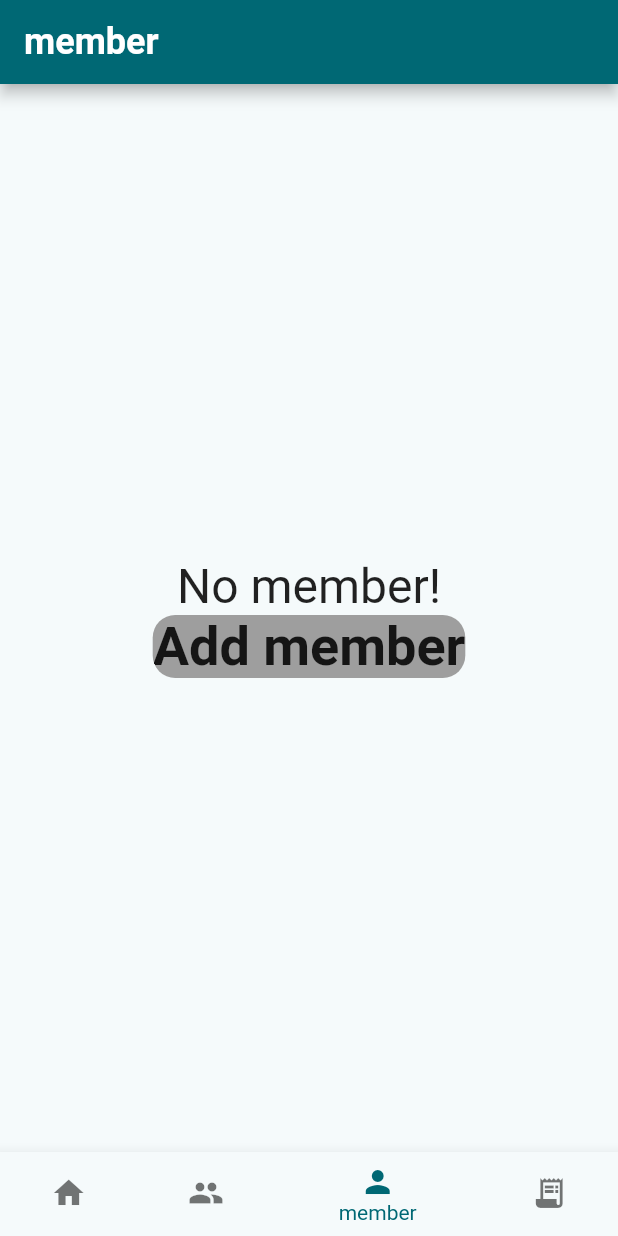
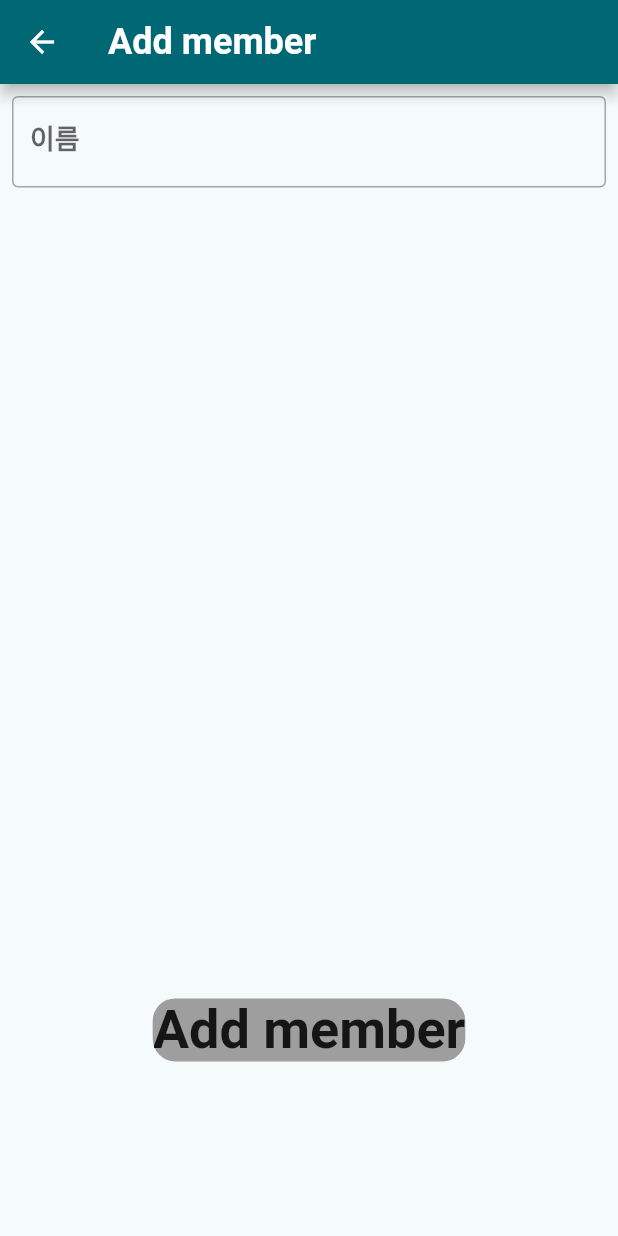
Before and after one commit to hoseCloud/fast_dutch, a Flutter app: the screen it shows after launch, item 3 of the bottom bar chosen, after a tap on "Add member", on a phone screen of 412 x 824 dp. Run offline on Flutter 3.47's test engine with Material 2 defaults, Android fonts, the phone set to English and light mode, and no system bars; our stand-ins replace shared_preferences.

Commit message:
Add add_model_screens

```diff
--- /dev/null
+++ b/lib/new_widget/input_widget.dart
@@ -0,0 +1,35 @@
+import 'package:flutter/material.dart';
+
+class Input extends StatefulWidget {
+  const Input({
+    super.key,
+    required this.title,
+    required this.onSaved,
+    required this.validator,
+    this.initialValue,
+  });
+
+  final String title;
+  final void Function(String?)? onSaved;
+  final String? Function(String?)? validator;
+  final String? initialValue;
+
+  @override
+  State<Input> createState() => _InputState();
+}
+
+class _InputState extends State<Input> {
+  @override
+  Widget build(BuildContext context) {
+    return TextFormField(
+      initialValue: widget.initialValue,
+      obscureText: false,
+      decoration: InputDecoration(
+        border: const OutlineInputBorder(),
+        labelText: widget.title,
+      ),
+      onSaved: widget.onSaved,
+      validator: widget.validator,
+    );
+  }
+}
--- /dev/null
+++ b/lib/screens/new_add_models/add_member_screen.dart
@@ -0,0 +1,39 @@
+import 'package:fast_dutch/new_widget/input_widget.dart';
+import 'package:fast_dutch/screens/new_navigations/input_screen.dart';
+import 'package:flutter/material.dart';
+
+class AddMemberScreen extends StatefulWidget {
+  const AddMemberScreen({super.key});
+
+  @override
+  State<AddMemberScreen> createState() => _AddMemberScreenState();
+}
+
+class _AddMemberScreenState extends State<AddMemberScreen> {
+  String name = '';
+
+  @override
+  Widget build(BuildContext context) {
+    List<Widget> inputs = [
+      Input(
+        title: '이름',
+        onSaved: (str) {
+          setState(() {
+            name = str ?? '';
+          });
+        },
+        validator: (str) {
+          return null;
+        },
+      ),
+    ];
+
+    return InputScreen(
+      msg: 'Add member',
+      inputs: inputs,
+      onTapFunc: () {
+        print('click!');
+      },
+    );
+  }
+}
--- /dev/null
+++ b/lib/screens/new_navigations/input_screen.dart
@@ -0,0 +1,55 @@
+import 'package:fast_dutch/new_widget/button_widget.dart';
+import 'package:flutter/material.dart';
+
+class InputScreen extends StatelessWidget {
+  final String msg;
+  final List<Widget> inputs;
+  final Function() onTapFunc;
+
+  const InputScreen({
+    super.key,
+    required this.msg,
+    required this.inputs,
+    required this.onTapFunc,
+  });
+
+  @override
+  Widget build(BuildContext context) {
+    final formKey = GlobalKey<FormState>();
+
+    return Scaffold(
+      appBar: AppBar(
+        title: Text(msg),
+      ),
+      body: Padding(
+        padding: const EdgeInsets.all(8.0),
+        child: Form(
+          key: formKey,
+          child: Column(
+            children: [
+              Flexible(
+                flex: 4,
+                child: ListView(
+                  children: inputs,
+                ),
+              ),
+              Flexible(
+                flex: 1,
+                child: Button(
+                  buttonMsg: msg,
+                  onTapFunc: () {
+                    if (formKey.currentState!.validate()) {
+                      formKey.currentState!.save();
+                      onTapFunc();
+                      Navigator.pop(context);
+                    }
+                  },
+                ),
+              ),
+            ],
+          ),
+        ),
+      ),
+    );
+  }
+}
--- a/lib/screens/new_navigations/member_screen_widget.dart
+++ b/lib/screens/new_navigations/member_screen_widget.dart
@@ -1,3 +1,4 @@
+import 'package:fast_dutch/screens/new_add_models/add_member_screen.dart';
 import 'package:fast_dutch/screens/new_navigations/navigation_widget.dart';
 import 'package:flutter/material.dart';
 
@@ -6,21 +7,24 @@ class MemberScreenWidget extends StatelessWidget {
 
   @override
   Widget build(BuildContext context) {
+    void onTapAddButton() {
+      Navigator.push(
+        context,
+        MaterialPageRoute(builder: (context) => const AddMemberScreen()),
+      );
+    }
+
     return NavigationWidget(
       isEmpty: [].isEmpty,
       filledNavigationWidget: FilledNavigationWidget(
         widgets: const [],
         buttonMsg: 'Add member',
-        onTapButtonFunc: () {
-          print('click!');
-        },
+        onTapButtonFunc: onTapAddButton,
       ),
       emptiedNavigationWidget: EmptiedNavigationWidget(
         msg: 'No member!',
         buttonMsg: 'Add member',
-        onTapButtonFunc: () {
-          print('click!');
-        },
+        onTapButtonFunc: onTapAddButton,
       ),
     );
   }
```
Also changed, not shown: lib/screens/new_add_models/add_group_screen.dart (added, +40 -0 lines), lib/screens/new_add_models/add_receipt_screen.dart (added, +54 -0 lines), lib/screens/new_navigations/group_screen_widget.dart (+10 -6 lines), lib/screens/new_navigations/receipt_screen_widget.dart (+10 -6 lines).
